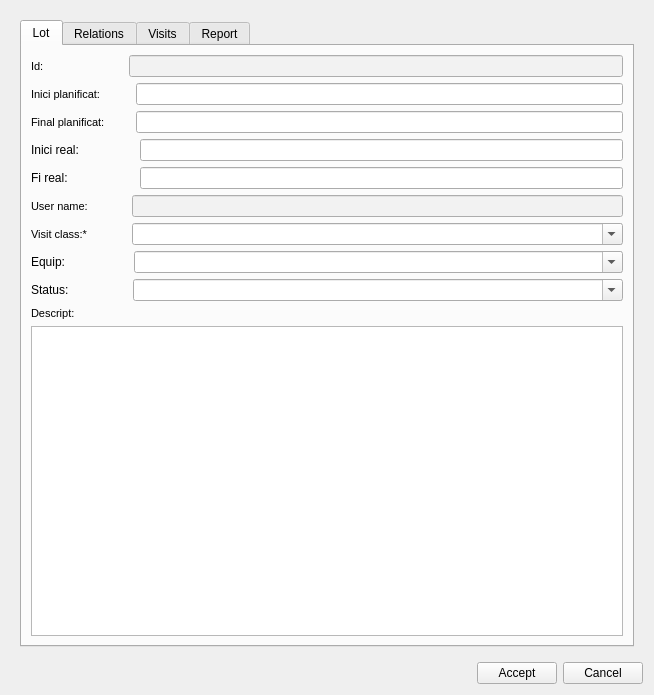
This is ui/add_lot.ui in Giswater/giswater_qgis_plugin as Qt 5 draws it before an edit. The edited form follows.
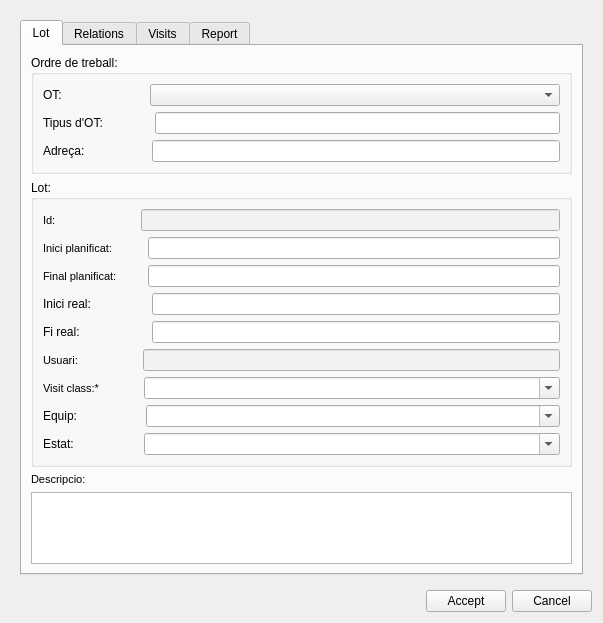
This is the edited form. Icons and pictures are not drawn.

The edit to the form file:
```diff
--- a/ui/add_lot.ui
+++ b/ui/add_lot.ui
@@ -6,8 +6,8 @@
    <rect>
     <x>0</x>
     <y>0</y>
-    <width>654</width>
-    <height>695</height>
+    <width>603</width>
+    <height>610</height>
    </rect>
   </property>
   <property name="windowTitle">
@@ -26,124 +26,61 @@
          <attribute name="title">
           <string>Lot</string>
          </attribute>
-         <layout class="QVBoxLayout" name="verticalLayout" stretch="0,0,0,0,0,0,0,0,0,0,0">
+         <layout class="QVBoxLayout" name="verticalLayout" stretch="0,0,0,0">
           <item>
-           <layout class="QHBoxLayout" name="horizontalLayout" stretch="0,0,1">
-            <item>
-             <widget class="QLabel" name="label_node_type">
-              <property name="font">
-               <font>
-                <pointsize>8</pointsize>
-                <weight>50</weight>
-                <bold>false</bold>
-               </font>
-              </property>
-              <property name="frameShape">
-               <enum>QFrame::NoFrame</enum>
-              </property>
-              <property name="frameShadow">
-               <enum>QFrame::Plain</enum>
-              </property>
+           <widget class="QGroupBox" name="grb_ot">
+            <property name="title">
+             <string>Ordre de treball:</string>
+            </property>
+            <layout class="QGridLayout" name="gridLayout">
+             <item row="0" column="0">
+              <layout class="QHBoxLayout" name="horizontalLayout_5">
+               <item>
+                <widget class="QLabel" name="label_5">
               <property name="text">
-               <string>Id:</string>
-              </property>
-              <property name="textFormat">
-               <enum>Qt::AutoText</enum>
-              </property>
-              <property name="scaledContents">
-               <bool>false</bool>
-              </property>
-              <property name="alignment">
-               <set>Qt::AlignLeading|Qt::AlignLeft|Qt::AlignVCenter</set>
-              </property>
-              <property name="margin">
-               <number>3</number>
-              </property>
+                  <string>OT:</string>
+                 </property>
              </widget>
             </item>
             <item>
-             <spacer name="horizontalSpacer_2">
+                <spacer name="horizontalSpacer_12">
               <property name="orientation">
                <enum>Qt::Horizontal</enum>
               </property>
               <property name="sizeType">
-               <enum>QSizePolicy::Preferred</enum>
+                  <enum>QSizePolicy::Fixed</enum>
               </property>
               <property name="sizeHint" stdset="0">
                <size>
-                <width>79</width>
+                   <width>82</width>
                 <height>20</height>
                </size>
               </property>
              </spacer>
             </item>
             <item>
-             <widget class="QLineEdit" name="lot_id">
-              <property name="enabled">
-               <bool>true</bool>
-              </property>
-              <property name="styleSheet">
-               <string notr="true">background: rgb(242, 242, 242);
-                                                 color: rgb(100, 100, 100)</string>
-              </property>
-              <property name="frame">
-               <bool>true</bool>
-              </property>
-              <property name="readOnly">
-               <bool>true</bool>
-              </property>
+                <widget class="QComboBox" name="cmb_ot">
+                 <property name="sizePolicy">
+                  <sizepolicy hsizetype="Expanding" vsizetype="Fixed">
+                   <horstretch>0</horstretch>
+                   <verstretch>0</verstretch>
+                  </sizepolicy>
+                 </property>
              </widget>
             </item>
            </layout>
           </item>
+             <item row="1" column="0">
+              <layout class="QHBoxLayout" name="horizontalLayout_17">
           <item>
-           <layout class="QHBoxLayout" name="horizontalLayout_2" stretch="0,0,0">
-            <item>
-             <widget class="QLabel" name="label_node_type_3">
-              <property name="minimumSize">
-               <size>
-                <width>80</width>
-                <height>0</height>
-               </size>
-              </property>
-              <property name="maximumSize">
-               <size>
-                <width>0</width>
-                <height>16777215</height>
-               </size>
-              </property>
-              <property name="font">
-               <font>
-                <pointsize>8</pointsize>
-                <weight>50</weight>
-                <bold>false</bold>
-               </font>
-              </property>
-              <property name="frameShape">
-               <enum>QFrame::NoFrame</enum>
-              </property>
-              <property name="frameShadow">
-               <enum>QFrame::Plain</enum>
-              </property>
+                <widget class="QLabel" name="label_6">
               <property name="text">
-               <string>Inici planificat:</string>
-              </property>
-              <property name="textFormat">
-               <enum>Qt::AutoText</enum>
-              </property>
-              <property name="scaledContents">
-               <bool>false</bool>
-              </property>
-              <property name="alignment">
-               <set>Qt::AlignLeading|Qt::AlignLeft|Qt::AlignVCenter</set>
-              </property>
-              <property name="margin">
-               <number>3</number>
-              </property>
+                  <string>Tipus d'OT:</string>
+                 </property>
              </widget>
             </item>
             <item>
-             <spacer name="horizontalSpacer_3">
+                <spacer name="horizontalSpacer_13">
               <property name="orientation">
                <enum>Qt::Horizontal</enum>
               </property>
@@ -152,65 +89,28 @@
               </property>
               <property name="sizeHint" stdset="0">
                <size>
-                <width>19</width>
+                   <width>46</width>
                 <height>20</height>
                </size>
               </property>
              </spacer>
             </item>
             <item>
-             <widget class="QLineEdit" name="startdate"/>
+                <widget class="QLineEdit" name="txt_ot_type"/>
             </item>
            </layout>
           </item>
+             <item row="2" column="0">
+              <layout class="QHBoxLayout" name="horizontalLayout_18">
           <item>
-           <layout class="QHBoxLayout" name="horizontalLayout_3" stretch="0,0,0">
-            <item>
-             <widget class="QLabel" name="label_node_type_2">
-              <property name="minimumSize">
-               <size>
-                <width>80</width>
-                <height>0</height>
-               </size>
-              </property>
-              <property name="maximumSize">
-               <size>
-                <width>0</width>
-                <height>16777215</height>
-               </size>
-              </property>
-              <property name="font">
-               <font>
-                <pointsize>8</pointsize>
-                <weight>50</weight>
-                <bold>false</bold>
-               </font>
-              </property>
-              <property name="frameShape">
-               <enum>QFrame::NoFrame</enum>
-              </property>
-              <property name="frameShadow">
-               <enum>QFrame::Plain</enum>
-              </property>
+                <widget class="QLabel" name="label_7">
               <property name="text">
-               <string>Final planificat:</string>
-              </property>
-              <property name="textFormat">
-               <enum>Qt::AutoText</enum>
-              </property>
-              <property name="scaledContents">
-               <bool>false</bool>
-              </property>
-              <property name="alignment">
-               <set>Qt::AlignLeading|Qt::AlignLeft|Qt::AlignVCenter</set>
-              </property>
-              <property name="margin">
-               <number>3</number>
-              </property>
+                  <string>Adreça:</string>
+                 </property>
              </widget>
             </item>
             <item>
-             <spacer name="horizontalSpacer_4">
+                <spacer name="horizontalSpacer_14">
               <property name="orientation">
                <enum>Qt::Horizontal</enum>
               </property>
@@ -219,18 +119,27 @@
               </property>
               <property name="sizeHint" stdset="0">
                <size>
-                <width>19</width>
+                   <width>61</width>
                 <height>20</height>
                </size>
               </property>
              </spacer>
             </item>
             <item>
-             <widget class="QLineEdit" name="enddate"/>
+                <widget class="QLineEdit" name="txt_ot_address"/>
             </item>
            </layout>
           </item>
+            </layout>
+           </widget>
+          </item>
           <item>
+           <widget class="QGroupBox" name="grb_lot">
+            <property name="title">
+             <string>Lot:</string>
+            </property>
+            <layout class="QGridLayout" name="gridLayout_2">
+             <item row="3" column="0">
            <layout class="QHBoxLayout" name="horizontalLayout_15">
             <item>
              <widget class="QLabel" name="label_3">
@@ -260,7 +169,7 @@
             </item>
            </layout>
           </item>
-          <item>
+             <item row="4" column="0">
            <layout class="QHBoxLayout" name="horizontalLayout_16">
             <item>
              <widget class="QLabel" name="label_4">
@@ -290,76 +199,7 @@
             </item>
            </layout>
           </item>
-          <item>
-           <layout class="QHBoxLayout" name="horizontalLayout_4" stretch="0,0,1">
-            <item>
-             <widget class="QLabel" name="label_node_type_5">
-              <property name="font">
-               <font>
-                <pointsize>8</pointsize>
-                <weight>50</weight>
-                <bold>false</bold>
-               </font>
-              </property>
-              <property name="frameShape">
-               <enum>QFrame::NoFrame</enum>
-              </property>
-              <property name="frameShadow">
-               <enum>QFrame::Plain</enum>
-              </property>
-              <property name="text">
-               <string>User name:</string>
-              </property>
-              <property name="textFormat">
-               <enum>Qt::AutoText</enum>
-              </property>
-              <property name="scaledContents">
-               <bool>false</bool>
-              </property>
-              <property name="alignment">
-               <set>Qt::AlignLeading|Qt::AlignLeft|Qt::AlignVCenter</set>
-              </property>
-              <property name="margin">
-               <number>3</number>
-              </property>
-             </widget>
-            </item>
-            <item>
-             <spacer name="horizontalSpacer_5">
-              <property name="orientation">
-               <enum>Qt::Horizontal</enum>
-              </property>
-              <property name="sizeType">
-               <enum>QSizePolicy::Fixed</enum>
-              </property>
-              <property name="sizeHint" stdset="0">
-               <size>
-                <width>38</width>
-                <height>20</height>
-               </size>
-              </property>
-             </spacer>
-            </item>
-            <item>
-             <widget class="QLineEdit" name="user_name">
-              <property name="enabled">
-               <bool>true</bool>
-              </property>
-              <property name="styleSheet">
-               <string notr="true">background: rgb(242, 242, 242);
-                                                 color: rgb(100, 100, 100)</string>
-              </property>
-              <property name="frame">
-               <bool>true</bool>
-              </property>
-              <property name="readOnly">
-               <bool>true</bool>
-              </property>
-             </widget>
-            </item>
-           </layout>
-          </item>
-          <item>
+             <item row="6" column="0">
            <layout class="QHBoxLayout" name="horizontalLayout_6" stretch="0,0,1">
             <item>
              <widget class="QLabel" name="label_flexunion_code_4">
@@ -419,7 +259,116 @@
             </item>
            </layout>
           </item>
+             <item row="5" column="0">
+              <layout class="QHBoxLayout" name="horizontalLayout_4" stretch="0,0,1">
           <item>
+                <widget class="QLabel" name="label_node_type_5">
+                 <property name="font">
+                  <font>
+                   <pointsize>8</pointsize>
+                   <weight>50</weight>
+                   <bold>false</bold>
+                  </font>
+                 </property>
+                 <property name="frameShape">
+                  <enum>QFrame::NoFrame</enum>
+                 </property>
+                 <property name="frameShadow">
+                  <enum>QFrame::Plain</enum>
+                 </property>
+                 <property name="text">
+                  <string>Usuari:</string>
+                 </property>
+                 <property name="textFormat">
+                  <enum>Qt::AutoText</enum>
+                 </property>
+                 <property name="scaledContents">
+                  <bool>false</bool>
+                 </property>
+                 <property name="alignment">
+                  <set>Qt::AlignLeading|Qt::AlignLeft|Qt::AlignVCenter</set>
+                 </property>
+                 <property name="margin">
+                  <number>3</number>
+                 </property>
+                </widget>
+               </item>
+               <item>
+                <spacer name="horizontalSpacer_5">
+                 <property name="orientation">
+                  <enum>Qt::Horizontal</enum>
+                 </property>
+                 <property name="sizeType">
+                  <enum>QSizePolicy::Fixed</enum>
+                 </property>
+                 <property name="sizeHint" stdset="0">
+                  <size>
+                   <width>59</width>
+                   <height>20</height>
+                  </size>
+                 </property>
+                </spacer>
+               </item>
+               <item>
+                <widget class="QLineEdit" name="user_name">
+                 <property name="enabled">
+                  <bool>true</bool>
+                 </property>
+                 <property name="styleSheet">
+                  <string notr="true">background: rgb(242, 242, 242);
+                                                 color: rgb(100, 100, 100)</string>
+                 </property>
+                 <property name="frame">
+                  <bool>true</bool>
+                 </property>
+                 <property name="readOnly">
+                  <bool>true</bool>
+                 </property>
+                </widget>
+               </item>
+              </layout>
+             </item>
+             <item row="8" column="0">
+              <layout class="QHBoxLayout" name="horizontalLayout_11" stretch="0,0,1">
+               <item>
+                <widget class="QLabel" name="label_2">
+                 <property name="text">
+                  <string>Estat:</string>
+                 </property>
+                 <property name="margin">
+                  <number>3</number>
+                 </property>
+                </widget>
+               </item>
+               <item>
+                <spacer name="horizontalSpacer_9">
+                 <property name="orientation">
+                  <enum>Qt::Horizontal</enum>
+                 </property>
+                 <property name="sizeType">
+                  <enum>QSizePolicy::Fixed</enum>
+                 </property>
+                 <property name="sizeHint" stdset="0">
+                  <size>
+                   <width>64</width>
+                   <height>20</height>
+                  </size>
+                 </property>
+                </spacer>
+               </item>
+               <item>
+                <widget class="QComboBox" name="cmb_status">
+                 <property name="editable">
+                  <bool>true</bool>
+                 </property>
+                 <property name="sizeAdjustPolicy">
+                  <enum>QComboBox::AdjustToContents</enum>
+                 </property>
+                </widget>
+               </item>
+              </layout>
+             </item>
+             <item row="7" column="0">
            <layout class="QHBoxLayout" name="horizontalLayout_10" stretch="0,0,1">
             <item>
              <widget class="QLabel" name="label">
@@ -465,20 +414,121 @@
             </item>
            </layout>
           </item>
+             <item row="2" column="0">
+              <layout class="QHBoxLayout" name="horizontalLayout_3" stretch="0,0,0">
           <item>
-           <layout class="QHBoxLayout" name="horizontalLayout_11" stretch="0,0,1">
+                <widget class="QLabel" name="label_node_type_2">
+                 <property name="minimumSize">
+                  <size>
+                   <width>80</width>
+                   <height>0</height>
+                  </size>
+                 </property>
+                 <property name="maximumSize">
+                  <size>
+                   <width>0</width>
+                   <height>16777215</height>
+                  </size>
+                 </property>
+                 <property name="font">
+                  <font>
+                   <pointsize>8</pointsize>
+                   <weight>50</weight>
+                   <bold>false</bold>
+                  </font>
+                 </property>
+                 <property name="frameShape">
+                  <enum>QFrame::NoFrame</enum>
+                 </property>
+                 <property name="frameShadow">
+                  <enum>QFrame::Plain</enum>
+                 </property>
+                 <property name="text">
+                  <string>Final planificat:</string>
+                 </property>
+                 <property name="textFormat">
+                  <enum>Qt::AutoText</enum>
+                 </property>
+                 <property name="scaledContents">
+                  <bool>false</bool>
+                 </property>
+                 <property name="alignment">
+                  <set>Qt::AlignLeading|Qt::AlignLeft|Qt::AlignVCenter</set>
+                 </property>
+                 <property name="margin">
+                  <number>3</number>
+                 </property>
+                </widget>
+               </item>
             <item>
-             <widget class="QLabel" name="label_2">
+                <spacer name="horizontalSpacer_4">
+                 <property name="orientation">
+                  <enum>Qt::Horizontal</enum>
+                 </property>
+                 <property name="sizeType">
+                  <enum>QSizePolicy::Fixed</enum>
+                 </property>
+                 <property name="sizeHint" stdset="0">
+                  <size>
+                   <width>19</width>
+                   <height>20</height>
+                  </size>
+                 </property>
+                </spacer>
+               </item>
+               <item>
+                <widget class="QLineEdit" name="enddate"/>
+               </item>
+              </layout>
+             </item>
+             <item row="1" column="0">
+              <layout class="QHBoxLayout" name="horizontalLayout_2" stretch="0,0,0">
+               <item>
+                <widget class="QLabel" name="label_node_type_3">
+                 <property name="minimumSize">
+                  <size>
+                   <width>80</width>
+                   <height>0</height>
+                  </size>
+                 </property>
+                 <property name="maximumSize">
+                  <size>
+                   <width>0</width>
+                   <height>16777215</height>
+                  </size>
+                 </property>
+                 <property name="font">
+                  <font>
+                   <pointsize>8</pointsize>
+                   <weight>50</weight>
+                   <bold>false</bold>
+                  </font>
+                 </property>
+                 <property name="frameShape">
+                  <enum>QFrame::NoFrame</enum>
+                 </property>
+                 <property name="frameShadow">
+                  <enum>QFrame::Plain</enum>
+                 </property>
               <property name="text">
-               <string>Status: </string>
-              </property>
+                  <string>Inici planificat:</string>
+                 </property>
+                 <property name="textFormat">
+                  <enum>Qt::AutoText</enum>
+                 </property>
+                 <property name="scaledContents">
+                  <bool>false</bool>
+                 </property>
+                 <property name="alignment">
+                  <set>Qt::AlignLeading|Qt::AlignLeft|Qt::AlignVCenter</set>
+                 </property>
               <property name="margin">
                <number>3</number>
               </property>
              </widget>
             </item>
             <item>
-             <spacer name="horizontalSpacer_9">
+                <spacer name="horizontalSpacer_3">
               <property name="orientation">
                <enum>Qt::Horizontal</enum>
               </property>
@@ -487,23 +537,98 @@
               </property>
               <property name="sizeHint" stdset="0">
                <size>
-                <width>55</width>
+                   <width>19</width>
                 <height>20</height>
                </size>
               </property>
              </spacer>
             </item>
             <item>
-             <widget class="QComboBox" name="cmb_status">
-              <property name="editable">
+                <widget class="QLineEdit" name="startdate"/>
+               </item>
+              </layout>
+             </item>
+             <item row="0" column="0">
+              <layout class="QHBoxLayout" name="horizontalLayout" stretch="0,0,1">
+               <item>
+                <widget class="QLabel" name="label_node_type">
+                 <property name="font">
+                  <font>
+                   <pointsize>8</pointsize>
+                   <weight>50</weight>
+                   <bold>false</bold>
+                  </font>
+                 </property>
+                 <property name="frameShape">
+                  <enum>QFrame::NoFrame</enum>
+                 </property>
+                 <property name="frameShadow">
+                  <enum>QFrame::Plain</enum>
+                 </property>
+                 <property name="text">
+                  <string>Id:</string>
+                 </property>
+                 <property name="textFormat">
+                  <enum>Qt::AutoText</enum>
+                 </property>
+                 <property name="scaledContents">
+                  <bool>false</bool>
+                 </property>
+                 <property name="alignment">
+                  <set>Qt::AlignLeading|Qt::AlignLeft|Qt::AlignVCenter</set>
+                 </property>
+                 <property name="margin">
+                  <number>3</number>
+                 </property>
+                </widget>
+               </item>
+               <item>
+                <spacer name="horizontalSpacer_2">
+                 <property name="orientation">
+                  <enum>Qt::Horizontal</enum>
+                 </property>
+                 <property name="sizeType">
+                  <enum>QSizePolicy::Fixed</enum>
+                 </property>
+                 <property name="sizeHint" stdset="0">
+                  <size>
+                   <width>79</width>
+                   <height>20</height>
+                  </size>
+                 </property>
+                </spacer>
+               </item>
+               <item>
+                <widget class="QLineEdit" name="lot_id">
+                 <property name="enabled">
                <bool>true</bool>
               </property>
-              <property name="sizeAdjustPolicy">
-               <enum>QComboBox::AdjustToContents</enum>
-              </property>
+                 <property name="styleSheet">
+                  <string notr="true">background: rgb(242, 242, 242);
+                                                 color: rgb(100, 100, 100)</string>
+                 </property>
+                 <property name="frame">
+                  <bool>true</bool>
+                 </property>
+                 <property name="readOnly">
+                  <bool>true</bool>
+                 </property>
              </widget>
             </item>
            </layout>
+             </item>
+            </layout>
+            <zorder></zorder>
+            <zorder></zorder>
+            <zorder></zorder>
+            <zorder></zorder>
+            <zorder></zorder>
+            <zorder></zorder>
+            <zorder></zorder>
+            <zorder></zorder>
+            <zorder></zorder>
+            <zorder></zorder>
+           </widget>
           </item>
           <item>
            <widget class="QLabel" name="label_flexunion_code_5">
@@ -519,7 +644,7 @@
              <enum>QFrame::Plain</enum>
             </property>
             <property name="text">
-             <string>Descript:</string>
+             <string>Descripcio:</string>
             </property>
             <property name="textFormat">
              <enum>Qt::AutoText</enum>
```
Lines whose indentation alone changed are shown as unchanged.
